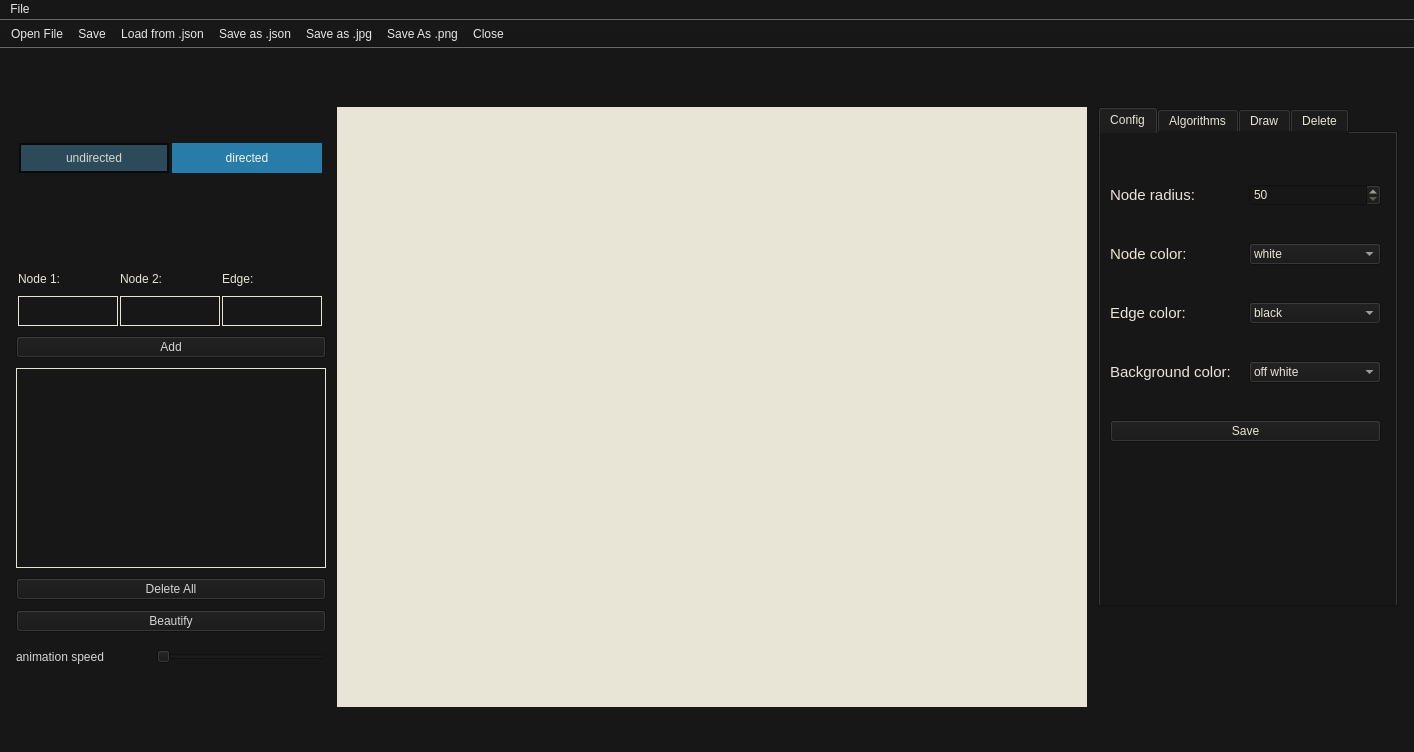
AndjelaDamnjanovic/PushRelabelMaximumFlow, file GraphVisual/Forms/graphwindow.ui: the form before one commit.
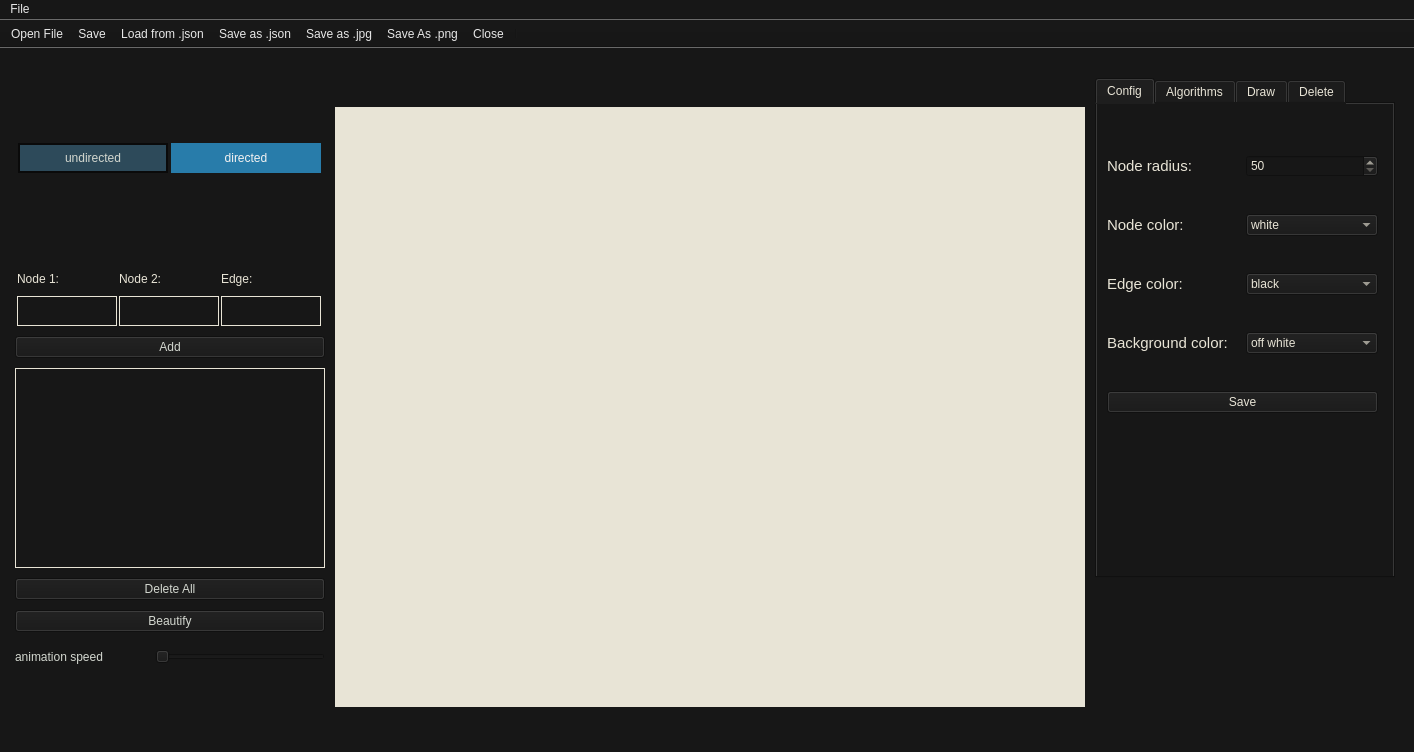
The form after the commit. The open tabs and pages were chosen to show the change. Icons and pictures are not drawn. Custom widgets are drawn as their Qt base class.

```diff
--- a/GraphVisual/Forms/graphwindow.ui
+++ b/GraphVisual/Forms/graphwindow.ui
@@ -716,6 +716,15 @@
                </color>
               </brush>
              </colorrole>
+             <colorrole role="PlaceholderText">
+              <brush brushstyle="SolidPattern">
+               <color alpha="128">
+                <red>211</red>
+                <green>215</green>
+                <blue>207</blue>
+               </color>
+              </brush>
+             </colorrole>
             </active>
             <inactive>
              <colorrole role="WindowText">
@@ -772,6 +781,15 @@
                </color>
               </brush>
              </colorrole>
+             <colorrole role="PlaceholderText">
+              <brush brushstyle="SolidPattern">
+               <color alpha="128">
+                <red>211</red>
+                <green>215</green>
+                <blue>207</blue>
+               </color>
+              </brush>
+             </colorrole>
             </inactive>
             <disabled>
              <colorrole role="WindowText">
@@ -828,6 +846,15 @@
                </color>
               </brush>
              </colorrole>
+             <colorrole role="PlaceholderText">
+              <brush brushstyle="SolidPattern">
+               <color alpha="128">
+                <red>211</red>
+                <green>215</green>
+                <blue>207</blue>
+               </color>
+              </brush>
+             </colorrole>
             </disabled>
            </palette>
           </property>
@@ -924,6 +951,15 @@
                </color>
               </brush>
              </colorrole>
+             <colorrole role="PlaceholderText">
+              <brush brushstyle="SolidPattern">
+               <color alpha="128">
+                <red>245</red>
+                <green>243</green>
+                <blue>242</blue>
+               </color>
+              </brush>
+             </colorrole>
             </active>
             <inactive>
              <colorrole role="WindowText">
@@ -980,6 +1016,15 @@
                </color>
               </brush>
              </colorrole>
+             <colorrole role="PlaceholderText">
+              <brush brushstyle="SolidPattern">
+               <color alpha="128">
+                <red>245</red>
+                <green>243</green>
+                <blue>242</blue>
+               </color>
+              </brush>
+             </colorrole>
             </inactive>
             <disabled>
              <colorrole role="WindowText">
@@ -1036,6 +1081,15 @@
                </color>
               </brush>
              </colorrole>
+             <colorrole role="PlaceholderText">
+              <brush brushstyle="SolidPattern">
+               <color alpha="128">
+                <red>245</red>
+                <green>243</green>
+                <blue>242</blue>
+               </color>
+              </brush>
+             </colorrole>
             </disabled>
            </palette>
           </property>
@@ -1515,27 +1569,6 @@
        <number>0</number>
       </property>
       <item>
-       <spacer name="verticalSpacer">
-        <property name="orientation">
-         <enum>Qt::Vertical</enum>
-        </property>
-        <property name="sizeHint" stdset="0">
-         <size>
-          <width>20</width>
-          <height>40</height>
-         </size>
-        </property>
-       </spacer>
-      </item>
-      <item>
-       <layout class="QHBoxLayout" name="horizontalLayout_7">
-        <property name="rightMargin">
-         <number>0</number>
-        </property>
-        <property name="bottomMargin">
-         <number>100</number>
-        </property>
-        <item>
          <widget class="QTabWidget" name="twRight">
           <property name="sizePolicy">
            <sizepolicy hsizetype="Fixed" vsizetype="Fixed">
@@ -1612,6 +1645,15 @@
                </color>
               </brush>
              </colorrole>
+           <colorrole role="PlaceholderText">
+            <brush brushstyle="SolidPattern">
+             <color alpha="128">
+              <red>232</red>
+              <green>228</green>
+              <blue>214</blue>
+             </color>
+            </brush>
+           </colorrole>
             </active>
             <inactive>
              <colorrole role="WindowText">
@@ -1668,6 +1710,15 @@
                </color>
               </brush>
              </colorrole>
+           <colorrole role="PlaceholderText">
+            <brush brushstyle="SolidPattern">
+             <color alpha="128">
+              <red>232</red>
+              <green>228</green>
+              <blue>214</blue>
+             </color>
+            </brush>
+           </colorrole>
             </inactive>
             <disabled>
              <colorrole role="WindowText">
@@ -1724,6 +1775,15 @@
                </color>
               </brush>
              </colorrole>
+           <colorrole role="PlaceholderText">
+            <brush brushstyle="SolidPattern">
+             <color alpha="128">
+              <red>232</red>
+              <green>228</green>
+              <blue>214</blue>
+             </color>
+            </brush>
+           </colorrole>
             </disabled>
            </palette>
           </property>
@@ -1768,7 +1828,6 @@
                   <font>
                    <family>Ubuntu</family>
                    <pointsize>11</pointsize>
-                   <weight>50</weight>
                    <italic>false</italic>
                    <bold>false</bold>
                   </font>
@@ -1849,6 +1908,15 @@
                       </color>
                      </brush>
                     </colorrole>
+                  <colorrole role="PlaceholderText">
+                   <brush brushstyle="SolidPattern">
+                    <color alpha="128">
+                     <red>232</red>
+                     <green>228</green>
+                     <blue>214</blue>
+                    </color>
+                   </brush>
+                  </colorrole>
                    </active>
                    <inactive>
                     <colorrole role="WindowText">
@@ -1905,6 +1973,15 @@
                       </color>
                      </brush>
                     </colorrole>
+                  <colorrole role="PlaceholderText">
+                   <brush brushstyle="SolidPattern">
+                    <color alpha="128">
+                     <red>232</red>
+                     <green>228</green>
+                     <blue>214</blue>
+                    </color>
+                   </brush>
+                  </colorrole>
                    </inactive>
                    <disabled>
                     <colorrole role="WindowText">
@@ -1961,6 +2038,15 @@
                       </color>
                      </brush>
                     </colorrole>
+                  <colorrole role="PlaceholderText">
+                   <brush brushstyle="SolidPattern">
+                    <color alpha="128">
+                     <red>232</red>
+                     <green>228</green>
+                     <blue>214</blue>
+                    </color>
+                   </brush>
+                  </colorrole>
                    </disabled>
                   </palette>
                  </property>
@@ -2050,6 +2136,15 @@
                       </color>
                      </brush>
                     </colorrole>
+                  <colorrole role="PlaceholderText">
+                   <brush brushstyle="SolidPattern">
+                    <color alpha="128">
+                     <red>232</red>
+                     <green>228</green>
+                     <blue>214</blue>
+                    </color>
+                   </brush>
+                  </colorrole>
                    </active>
                    <inactive>
                     <colorrole role="WindowText">
@@ -2106,6 +2201,15 @@
                       </color>
                      </brush>
                     </colorrole>
+                  <colorrole role="PlaceholderText">
+                   <brush brushstyle="SolidPattern">
+                    <color alpha="128">
+                     <red>232</red>
+                     <green>228</green>
+                     <blue>214</blue>
+                    </color>
+                   </brush>
+                  </colorrole>
                    </inactive>
                    <disabled>
                     <colorrole role="WindowText">
@@ -2162,6 +2266,15 @@
                       </color>
                      </brush>
                     </colorrole>
+                  <colorrole role="PlaceholderText">
+                   <brush brushstyle="SolidPattern">
+                    <color alpha="128">
+                     <red>232</red>
+                     <green>228</green>
+                     <blue>214</blue>
+                    </color>
+                   </brush>
+                  </colorrole>
                    </disabled>
                   </palette>
                  </property>
@@ -2301,6 +2414,15 @@
                       </color>
                      </brush>
                     </colorrole>
+                  <colorrole role="PlaceholderText">
+                   <brush brushstyle="SolidPattern">
+                    <color alpha="128">
+                     <red>232</red>
+                     <green>228</green>
+                     <blue>214</blue>
+                    </color>
+                   </brush>
+                  </colorrole>
                    </active>
                    <inactive>
                     <colorrole role="WindowText">
@@ -2357,6 +2479,15 @@
                       </color>
                      </brush>
                     </colorrole>
+                  <colorrole role="PlaceholderText">
+                   <brush brushstyle="SolidPattern">
+                    <color alpha="128">
+                     <red>232</red>
+                     <green>228</green>
+                     <blue>214</blue>
+                    </color>
+                   </brush>
+                  </colorrole>
                    </inactive>
                    <disabled>
                     <colorrole role="WindowText">
@@ -2413,6 +2544,15 @@
                       </color>
                      </brush>
                     </colorrole>
+                  <colorrole role="PlaceholderText">
+                   <brush brushstyle="SolidPattern">
+                    <color alpha="128">
+                     <red>232</red>
+                     <green>228</green>
+                     <blue>214</blue>
+                    </color>
+                   </brush>
+                  </colorrole>
                    </disabled>
                   </palette>
                  </property>
@@ -2552,6 +2692,15 @@
                       </color>
                      </brush>
                     </colorrole>
+                  <colorrole role="PlaceholderText">
+                   <brush brushstyle="SolidPattern">
+                    <color alpha="128">
+                     <red>232</red>
+                     <green>228</green>
+                     <blue>214</blue>
+                    </color>
+                   </brush>
+                  </colorrole>
                    </active>
                    <inactive>
                     <colorrole role="WindowText">
@@ -2608,6 +2757,15 @@
                       </color>
                      </brush>
                     </colorrole>
+                  <colorrole role="PlaceholderText">
+                   <brush brushstyle="SolidPattern">
+                    <color alpha="128">
+                     <red>232</red>
+                     <green>228</green>
+                     <blue>214</blue>
+                    </color>
+                   </brush>
+                  </colorrole>
                    </inactive>
                    <disabled>
                     <colorrole role="WindowText">
@@ -2664,6 +2822,15 @@
                       </color>
                      </brush>
                     </colorrole>
+                  <colorrole role="PlaceholderText">
+                   <brush brushstyle="SolidPattern">
+                    <color alpha="128">
+                     <red>232</red>
+                     <green>228</green>
+                     <blue>214</blue>
+                    </color>
+                   </brush>
+                  </colorrole>
                    </disabled>
                   </palette>
                  </property>
@@ -3270,6 +3437,27 @@
           </widget>
          </widget>
         </item>
+      <item>
+       <spacer name="verticalSpacer">
+        <property name="orientation">
+         <enum>Qt::Vertical</enum>
+        </property>
+        <property name="sizeHint" stdset="0">
+         <size>
+          <width>20</width>
+          <height>40</height>
+         </size>
+        </property>
+       </spacer>
+      </item>
+      <item>
+       <layout class="QHBoxLayout" name="horizontalLayout_7">
+        <property name="rightMargin">
+         <number>0</number>
+        </property>
+        <property name="bottomMargin">
+         <number>100</number>
+        </property>
        </layout>
       </item>
       <item>
```
Left out of the diff: 159 changed lines with no effect on the pictures. Lines whose indentation alone changed are shown as unchanged.
